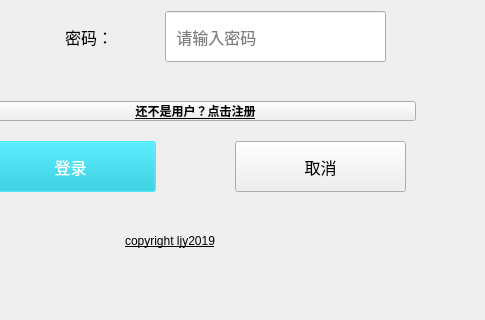
Qt form logindialog.ui (ljy9912/summer) before a commit; both pictures show x 115 to 600 and y 399 to 719 of the 600 by 719 pixel window.
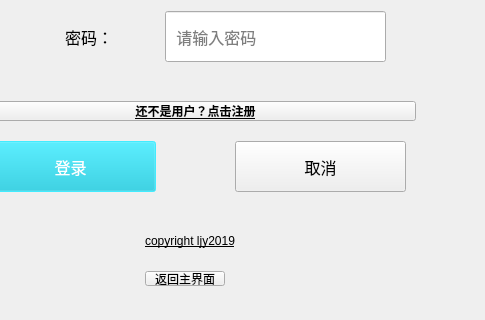
The same form after that commit. Icons and pictures are not drawn.

Patch:
```diff
--- a/logindialog.ui
+++ b/logindialog.ui
@@ -449,7 +449,7 @@
    <widget class="QLabel" name="label_4">
     <property name="geometry">
      <rect>
-      <x>240</x>
+      <x>260</x>
       <y>640</y>
       <width>211</width>
       <height>20</height>
@@ -486,6 +486,25 @@
      <string>还不是用户？点击注册</string>
     </property>
    </widget>
+   <widget class="QPushButton" name="exitBtn_2">
+    <property name="geometry">
+     <rect>
+      <x>260</x>
+      <y>680</y>
+      <width>80</width>
+      <height>15</height>
+     </rect>
+    </property>
+    <property name="font">
+     <font>
+      <family>等线</family>
+      <underline>true</underline>
+     </font>
+    </property>
+    <property name="text">
+     <string>返回主界面</string>
+    </property>
+   </widget>
   </widget>
  </widget>
  <resources/>
```
